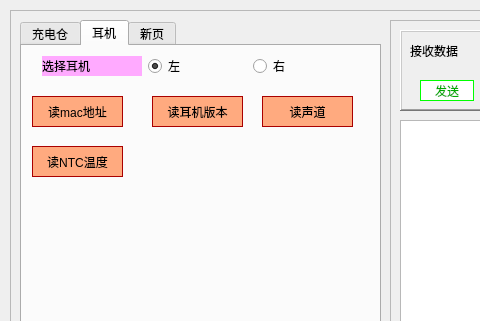
LinZephyr/mew_tw200_test, file mainwindow.ui: the form before one commit; both pictures show x 0 to 480 and y 0 to 321 of the 1267 by 744 pixel window.
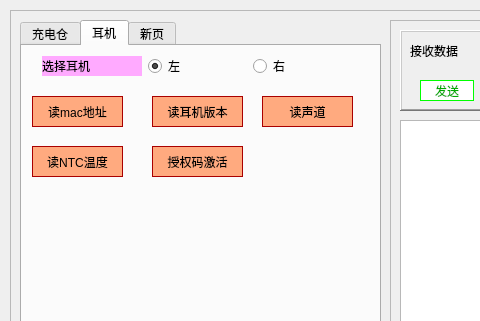
The form after the commit. Icons and pictures are not drawn.

Commit message: <feat>  实现授权码激活命令.

Diff of the .ui file:
```diff
--- a/mainwindow.ui
+++ b/mainwindow.ui
@@ -449,6 +449,27 @@
         <string>读NTC温度</string>
        </property>
       </widget>
+      <widget class="QPushButton" name="r_active_license_btn">
+       <property name="geometry">
+        <rect>
+         <x>130</x>
+         <y>100</y>
+         <width>91</width>
+         <height>31</height>
+        </rect>
+       </property>
+       <property name="styleSheet">
+        <string notr="true">color: rgb(0, 0, 0);
+background-color: rgb(255, 170, 127);
+border-color: rgb(170, 0, 0);
+font: 10pt &quot;黑体&quot;;
+border-style: solid;
+border-width: 1px;</string>
+       </property>
+       <property name="text">
+        <string>授权码激活</string>
+       </property>
+      </widget>
      </widget>
      <widget class="QWidget" name="tab">
       <attribute name="title">
```
The commit also changes 4 other files.
